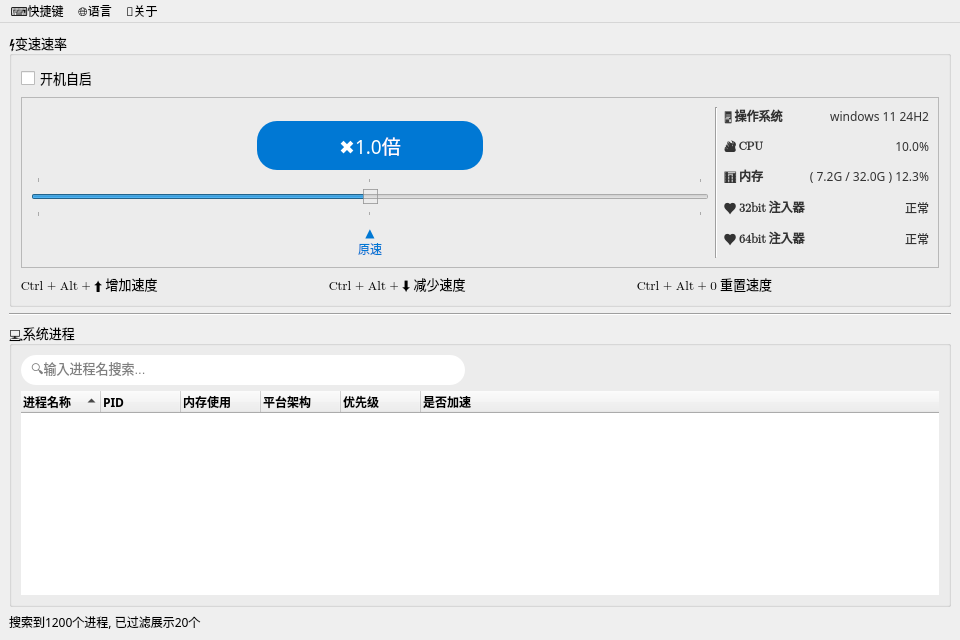
zxlhhyccc/OpenSpeedy, file mainwindow.ui: the form before one commit.
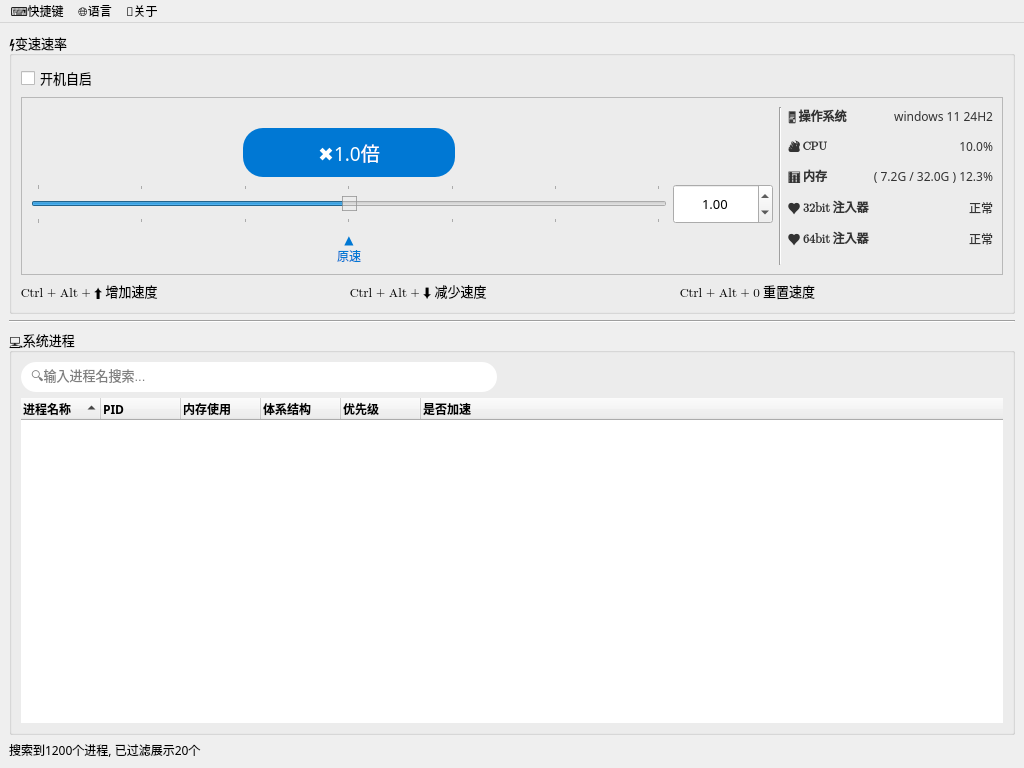
The form after the commit.

Commit message: optimize processmonitor sort policy

Diff of the .ui file:
```diff
--- a/mainwindow.ui
+++ b/mainwindow.ui
@@ -6,8 +6,8 @@
    <rect>
     <x>0</x>
     <y>0</y>
-    <width>960</width>
-    <height>640</height>
+    <width>1024</width>
+    <height>768</height>
    </rect>
   </property>
   <property name="sizePolicy">
@@ -108,7 +108,280 @@
             <property name="verticalSpacing">
              <number>7</number>
             </property>
-            <item row="3" column="0">
+            <item row="0" column="3" rowspan="6">
+             <layout class="QFormLayout" name="osLayout">
+              <property name="sizeConstraint">
+               <enum>QLayout::SetMaximumSize</enum>
+              </property>
+              <property name="fieldGrowthPolicy">
+               <enum>QFormLayout::AllNonFixedFieldsGrow</enum>
+              </property>
+              <property name="rowWrapPolicy">
+               <enum>QFormLayout::DontWrapRows</enum>
+              </property>
+              <property name="verticalSpacing">
+               <number>12</number>
+              </property>
+              <item row="1" column="0">
+               <widget class="QLabel" name="osLabel">
+                <property name="font">
+                 <font>
+                  <family>Segoe UI Emoji</family>
+                  <bold>true</bold>
+                  <stylestrategy>PreferAntialias</stylestrategy>
+                  <kerning>true</kerning>
+                 </font>
+                </property>
+                <property name="text">
+                 <string>🖥️ 操作系统</string>
+                </property>
+               </widget>
+              </item>
+              <item row="1" column="1">
+               <widget class="QLabel" name="osContent">
+                <property name="sizePolicy">
+                 <sizepolicy hsizetype="MinimumExpanding" vsizetype="Preferred">
+                  <horstretch>0</horstretch>
+                  <verstretch>0</verstretch>
+                 </sizepolicy>
+                </property>
+                <property name="font">
+                 <font>
+                  <family>微软雅黑</family>
+                 </font>
+                </property>
+                <property name="text">
+                 <string>windows 11 24H2</string>
+                </property>
+                <property name="alignment">
+                 <set>Qt::AlignRight|Qt::AlignTrailing|Qt::AlignVCenter</set>
+                </property>
+               </widget>
+              </item>
+              <item row="2" column="0">
+               <widget class="QLabel" name="cpuLabel">
+                <property name="font">
+                 <font>
+                  <family>Segoe UI Emoji</family>
+                  <bold>true</bold>
+                  <stylestrategy>PreferAntialias</stylestrategy>
+                  <kerning>true</kerning>
+                 </font>
+                </property>
+                <property name="text">
+                 <string>🔥 CPU</string>
+                </property>
+                <property name="alignment">
+                 <set>Qt::AlignLeading|Qt::AlignLeft|Qt::AlignVCenter</set>
+                </property>
+               </widget>
+              </item>
+              <item row="2" column="1">
+               <widget class="QLabel" name="cpuContent">
+                <property name="sizePolicy">
+                 <sizepolicy hsizetype="MinimumExpanding" vsizetype="Preferred">
+                  <horstretch>0</horstretch>
+                  <verstretch>0</verstretch>
+                 </sizepolicy>
+                </property>
+                <property name="font">
+                 <font>
+                  <family>微软雅黑</family>
+                 </font>
+                </property>
+                <property name="text">
+                 <string>10.0%</string>
+                </property>
+                <property name="alignment">
+                 <set>Qt::AlignRight|Qt::AlignTrailing|Qt::AlignVCenter</set>
+                </property>
+               </widget>
+              </item>
+              <item row="3" column="0">
+               <widget class="QLabel" name="memLabel">
+                <property name="font">
+                 <font>
+                  <family>Segoe UI Emoji</family>
+                  <bold>true</bold>
+                  <stylestrategy>PreferAntialias</stylestrategy>
+                  <kerning>true</kerning>
+                 </font>
+                </property>
+                <property name="text">
+                 <string>📊 内存</string>
+                </property>
+               </widget>
+              </item>
+              <item row="3" column="1">
+               <widget class="QLabel" name="memContent">
+                <property name="sizePolicy">
+                 <sizepolicy hsizetype="MinimumExpanding" vsizetype="Preferred">
+                  <horstretch>0</horstretch>
+                  <verstretch>0</verstretch>
+                 </sizepolicy>
+                </property>
+                <property name="font">
+                 <font>
+                  <family>微软雅黑</family>
+                 </font>
+                </property>
+                <property name="text">
+                 <string> ( 7.2G / 32.0G ) 12.3%</string>
+                </property>
+                <property name="alignment">
+                 <set>Qt::AlignRight|Qt::AlignTrailing|Qt::AlignVCenter</set>
+                </property>
+               </widget>
+              </item>
+              <item row="4" column="0">
+               <widget class="QLabel" name="injector32Label">
+                <property name="font">
+                 <font>
+                  <family>Segoe UI Emoji</family>
+                  <bold>true</bold>
+                  <stylestrategy>PreferAntialias</stylestrategy>
+                  <kerning>true</kerning>
+                 </font>
+                </property>
+                <property name="text">
+                 <string>♥️ 32bit 注入器</string>
+                </property>
+               </widget>
+              </item>
+              <item row="4" column="1">
+               <widget class="QLabel" name="injector32Status">
+                <property name="sizePolicy">
+                 <sizepolicy hsizetype="MinimumExpanding" vsizetype="Preferred">
+                  <horstretch>0</horstretch>
+                  <verstretch>0</verstretch>
+                 </sizepolicy>
+                </property>
+                <property name="font">
+                 <font>
+                  <family>微软雅黑</family>
+                 </font>
+                </property>
+                <property name="text">
+                 <string>正常</string>
+                </property>
+                <property name="alignment">
+                 <set>Qt::AlignRight|Qt::AlignTrailing|Qt::AlignVCenter</set>
+                </property>
+               </widget>
+              </item>
+              <item row="5" column="0">
+               <widget class="QLabel" name="injector64Label">
+                <property name="font">
+                 <font>
+                  <family>Segoe UI Emoji</family>
+                  <bold>true</bold>
+                  <stylestrategy>PreferAntialias</stylestrategy>
+                  <kerning>true</kerning>
+                 </font>
+                </property>
+                <property name="text">
+                 <string>♥️ 64bit 注入器</string>
+                </property>
+               </widget>
+              </item>
+              <item row="5" column="1">
+               <widget class="QLabel" name="injector64Status">
+                <property name="sizePolicy">
+                 <sizepolicy hsizetype="MinimumExpanding" vsizetype="Preferred">
+                  <horstretch>0</horstretch>
+                  <verstretch>0</verstretch>
+                 </sizepolicy>
+                </property>
+                <property name="font">
+                 <font>
+                  <family>微软雅黑</family>
+                 </font>
+                </property>
+                <property name="text">
+                 <string>正常</string>
+                </property>
+                <property name="alignment">
+                 <set>Qt::AlignRight|Qt::AlignTrailing|Qt::AlignVCenter</set>
+                </property>
+               </widget>
+              </item>
+             </layout>
+            </item>
+            <item row="5" column="0">
+             <widget class="QLabel" name="originSpeedLabel">
+              <property name="sizePolicy">
+               <sizepolicy hsizetype="MinimumExpanding" vsizetype="Preferred">
+                <horstretch>0</horstretch>
+                <verstretch>0</verstretch>
+               </sizepolicy>
+              </property>
+              <property name="font">
+               <font>
+                <family>微软雅黑</family>
+                <underline>false</underline>
+                <stylestrategy>PreferAntialias</stylestrategy>
+                <kerning>true</kerning>
+               </font>
+              </property>
+              <property name="styleSheet">
+               <string notr="true">color:  #0078D4;</string>
+              </property>
+              <property name="text">
+               <string>▲
+原速</string>
+              </property>
+              <property name="alignment">
+               <set>Qt::AlignHCenter|Qt::AlignTop</set>
+              </property>
+              <property name="indent">
+               <number>0</number>
+              </property>
+             </widget>
+            </item>
+            <item row="4" column="1">
+             <widget class="QDoubleSpinBox" name="sliderInputSpinBox">
+              <property name="sizePolicy">
+               <sizepolicy hsizetype="Maximum" vsizetype="MinimumExpanding">
+                <horstretch>0</horstretch>
+                <verstretch>0</verstretch>
+               </sizepolicy>
+              </property>
+              <property name="minimumSize">
+               <size>
+                <width>100</width>
+                <height>0</height>
+               </size>
+              </property>
+              <property name="font">
+               <font>
+                <family>微软雅黑</family>
+                <pointsize>10</pointsize>
+               </font>
+              </property>
+              <property name="wrapping">
+               <bool>false</bool>
+              </property>
+              <property name="alignment">
+               <set>Qt::AlignCenter</set>
+              </property>
+              <property name="buttonSymbols">
+               <enum>QAbstractSpinBox::UpDownArrows</enum>
+              </property>
+              <property name="keyboardTracking">
+               <bool>false</bool>
+              </property>
+              <property name="minimum">
+               <double>0.010000000000000</double>
+              </property>
+              <property name="maximum">
+               <double>10000.000000000000000</double>
+              </property>
+              <property name="value">
+               <double>1.000000000000000</double>
+              </property>
+             </widget>
+            </item>
+            <item row="4" column="0">
              <widget class="QSlider" name="sliderCtrl">
               <property name="sizePolicy">
                <sizepolicy hsizetype="MinimumExpanding" vsizetype="Fixed">
@@ -187,11 +460,24 @@
                <enum>QSlider::TicksBothSides</enum>
               </property>
               <property name="tickInterval">
-               <number>99900</number>
+               <number>33300</number>
               </property>
              </widget>
             </item>
-            <item row="2" column="0">
+            <item row="0" column="2" rowspan="6">
+             <widget class="Line" name="osSpliter">
+              <property name="frameShadow">
+               <enum>QFrame::Sunken</enum>
+              </property>
+              <property name="lineWidth">
+               <number>1</number>
+              </property>
+              <property name="orientation">
+               <enum>Qt::Vertical</enum>
+              </property>
+             </widget>
+            </item>
+            <item row="3" column="0">
              <layout class="QHBoxLayout" name="sliderTitle">
               <item>
                <spacer name="horizontalSpacer_1">
@@ -264,249 +550,6 @@
               </item>
              </layout>
             </item>
-            <item row="0" column="2" rowspan="5">
-             <layout class="QFormLayout" name="osLayout">
-              <property name="sizeConstraint">
-               <enum>QLayout::SetMaximumSize</enum>
-              </property>
-              <property name="fieldGrowthPolicy">
-               <enum>QFormLayout::AllNonFixedFieldsGrow</enum>
-              </property>
-              <property name="rowWrapPolicy">
-               <enum>QFormLayout::DontWrapRows</enum>
-              </property>
-              <property name="verticalSpacing">
-               <number>12</number>
-              </property>
-              <item row="1" column="0">
-               <widget class="QLabel" name="osLabel">
-                <property name="font">
-                 <font>
-                  <family>Segoe UI Emoji</family>
-                  <bold>true</bold>
-                  <stylestrategy>PreferAntialias</stylestrategy>
-                  <kerning>true</kerning>
-                 </font>
-                </property>
-                <property name="text">
-                 <string>🖥️ 操作系统</string>
-                </property>
-               </widget>
-              </item>
-              <item row="1" column="1">
-               <widget class="QLabel" name="osContent">
-                <property name="sizePolicy">
-                 <sizepolicy hsizetype="MinimumExpanding" vsizetype="Preferred">
-                  <horstretch>0</horstretch>
-                  <verstretch>0</verstretch>
-                 </sizepolicy>
-                </property>
-                <property name="font">
-                 <font>
-                  <family>微软雅黑</family>
-                 </font>
-                </property>
-                <property name="text">
-                 <string>windows 11 24H2</string>
-                </property>
-                <property name="alignment">
-                 <set>Qt::AlignRight|Qt::AlignTrailing|Qt::AlignVCenter</set>
-                </property>
-               </widget>
-              </item>
-              <item row="2" column="0">
-               <widget class="QLabel" name="cpuLabel">
-                <property name="font">
-                 <font>
-                  <family>Segoe UI Emoji</family>
-                  <bold>true</bold>
-                  <stylestrategy>PreferAntialias</stylestrategy>
-                  <kerning>true</kerning>
-                 </font>
-                </property>
-                <property name="text">
-                 <string>🔥 CPU</string>
-                </property>
-                <property name="alignment">
-                 <set>Qt::AlignLeading|Qt::AlignLeft|Qt::AlignVCenter</set>
-                </property>
-               </widget>
-              </item>
-              <item row="2" column="1">
-               <widget class="QLabel" name="cpuContent">
-                <property name="sizePolicy">
-                 <sizepolicy hsizetype="MinimumExpanding" vsizetype="Preferred">
-                  <horstretch>0</horstretch>
-                  <verstretch>0</verstretch>
-                 </sizepolicy>
-                </property>
-                <property name="font">
-                 <font>
-                  <family>微软雅黑</family>
-                 </font>
-                </property>
-                <property name="text">
-                 <string>10.0%</string>
-                </property>
-                <property name="alignment">
-                 <set>Qt::AlignRight|Qt::AlignTrailing|Qt::AlignVCenter</set>
-                </property>
-               </widget>
-              </item>
-              <item row="3" column="0">
-               <widget class="QLabel" name="memLabel">
-                <property name="font">
-                 <font>
-                  <family>Segoe UI Emoji</family>
-                  <bold>true</bold>
-                  <stylestrategy>PreferAntialias</stylestrategy>
-                  <kerning>true</kerning>
-                 </font>
-                </property>
-                <property name="text">
-                 <string>📊 内存</string>
-                </property>
-               </widget>
-              </item>
-              <item row="3" column="1">
-               <widget class="QLabel" name="memContent">
-                <property name="sizePolicy">
-                 <sizepolicy hsizetype="MinimumExpanding" vsizetype="Preferred">
-                  <horstretch>0</horstretch>
-                  <verstretch>0</verstretch>
-                 </sizepolicy>
-                </property>
-                <property name="font">
-                 <font>
-                  <family>微软雅黑</family>
-                 </font>
-                </property>
-                <property name="text">
-                 <string> ( 7.2G / 32.0G ) 12.3%</string>
-                </property>
-                <property name="alignment">
-                 <set>Qt::AlignRight|Qt::AlignTrailing|Qt::AlignVCenter</set>
-                </property>
-               </widget>
-              </item>
-              <item row="4" column="0">
-               <widget class="QLabel" name="injector32Label">
-                <property name="font">
-                 <font>
-                  <family>Segoe UI Emoji</family>
-                  <bold>true</bold>
-                  <stylestrategy>PreferAntialias</stylestrategy>
-                  <kerning>true</kerning>
-                 </font>
-                </property>
-                <property name="text">
-                 <string>♥️ 32bit 注入器</string>
-                </property>
-               </widget>
-              </item>
-              <item row="4" column="1">
-               <widget class="QLabel" name="injector32Status">
-                <property name="sizePolicy">
-                 <sizepolicy hsizetype="MinimumExpanding" vsizetype="Preferred">
-                  <horstretch>0</horstretch>
-                  <verstretch>0</verstretch>
-                 </sizepolicy>
-                </property>
-                <property name="font">
-                 <font>
-                  <family>微软雅黑</family>
-                 </font>
-                </property>
-                <property name="text">
-                 <string>正常</string>
-                </property>
-                <property name="alignment">
-                 <set>Qt::AlignRight|Qt::AlignTrailing|Qt::AlignVCenter</set>
-                </property>
-               </widget>
-              </item>
-              <item row="5" column="0">
-               <widget class="QLabel" name="injector64Label">
-                <property name="font">
-                 <font>
-                  <family>Segoe UI Emoji</family>
-                  <bold>true</bold>
-                  <stylestrategy>PreferAntialias</stylestrategy>
-                  <kerning>true</kerning>
-                 </font>
-                </property>
-                <property name="text">
-                 <string>♥️ 64bit 注入器</string>
-                </property>
-               </widget>
-              </item>
-              <item row="5" column="1">
-               <widget class="QLabel" name="injector64Status">
-                <property name="sizePolicy">
-                 <sizepolicy hsizetype="MinimumExpanding" vsizetype="Preferred">
-                  <horstretch>0</horstretch>
-                  <verstretch>0</verstretch>
-                 </sizepolicy>
-                </property>
-                <property name="font">
-                 <font>
-                  <family>微软雅黑</family>
-                 </font>
-                </property>
-                <property name="text">
-                 <string>正常</string>
-                </property>
-                <property name="alignment">
-                 <set>Qt::AlignRight|Qt::AlignTrailing|Qt::AlignVCenter</set>
-                </property>
-               </widget>
-              </item>
-             </layout>
-            </item>
-            <item row="4" column="0">
-             <widget class="QLabel" name="originSpeedLabel">
-              <property name="sizePolicy">
-               <sizepolicy hsizetype="MinimumExpanding" vsizetype="Preferred">
-                <horstretch>0</horstretch>
-                <verstretch>0</verstretch>
-               </sizepolicy>
-              </property>
-              <property name="font">
-               <font>
-                <family>微软雅黑</family>
-                <underline>false</underline>
-                <stylestrategy>PreferAntialias</stylestrategy>
-                <kerning>true</kerning>
-               </font>
-              </property>
-              <property name="styleSheet">
-               <string notr="true">color:  #0078D4;</string>
-              </property>
-              <property name="text">
-               <string>▲
-原速</string>
-              </property>
-              <property name="alignment">
-               <set>Qt::AlignHCenter|Qt::AlignTop</set>
-              </property>
-              <property name="indent">
-               <number>0</number>
-              </property>
-             </widget>
-            </item>
-            <item row="0" column="1" rowspan="5">
-             <widget class="Line" name="osSpliter">
-              <property name="frameShadow">
-               <enum>QFrame::Sunken</enum>
-              </property>
-              <property name="lineWidth">
-               <number>1</number>
-              </property>
-              <property name="orientation">
-               <enum>Qt::Vertical</enum>
-              </property>
-             </widget>
-            </item>
            </layout>
           </widget>
          </item>
@@ -684,6 +727,9 @@
            <attribute name="headerDefaultSectionSize">
             <number>80</number>
            </attribute>
+           <attribute name="headerShowSortIndicator" stdset="0">
+            <bool>true</bool>
+           </attribute>
            <attribute name="headerStretchLastSection">
             <bool>true</bool>
            </attribute>
@@ -722,7 +768,7 @@
            </column>
            <column>
             <property name="text">
-             <string>平台架构</string>
+             <string>体系结构</string>
             </property>
             <property name="font">
              <font>
@@ -779,7 +825,7 @@
     <rect>
      <x>0</x>
      <y>0</y>
-     <width>960</width>
+     <width>1024</width>
      <height>26</height>
     </rect>
    </property>
```
Left out of the diff: 8 changed lines with no effect on the pictures. The commit also changes 13 other files.
